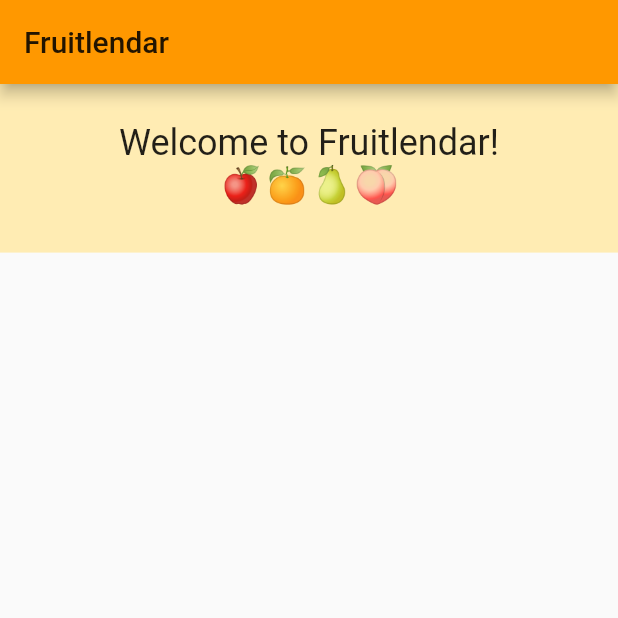
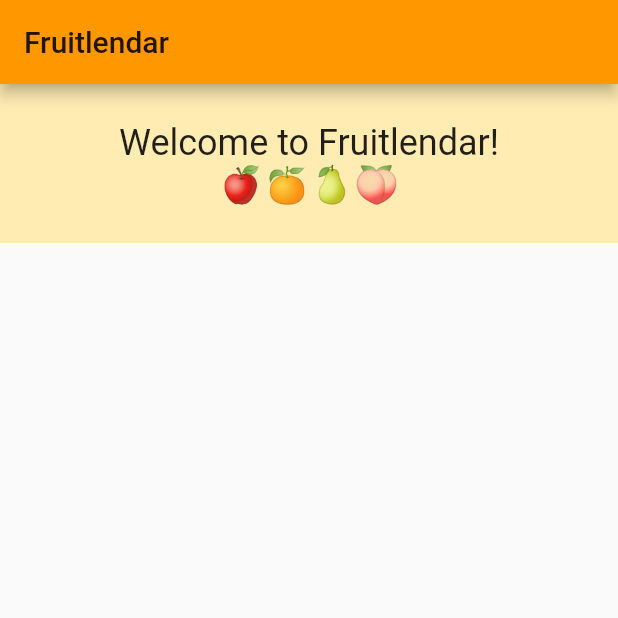
Before and after one commit to jennclee/fruitlendar, a Flutter app: the screen it shows after launch, on a phone screen of 412 x 824 dp, the top half of it. Run offline on Flutter 3.47's test engine with Material 2 defaults, Android fonts, the phone set to English and light mode, and no system bars.

Commit message:
Simplify hero section widget structure

```diff
--- a/lib/hero.dart
+++ b/lib/hero.dart
@@ -1,20 +1,8 @@
 import 'package:flutter/material.dart';
 
-class HeroSection extends StatelessWidget {
-  HeroSection({Key key, this.title}) : super(key: key);
-  final String title;
-
-  @override
-  Widget build(BuildContext context) {
-    return Center(
-        child: Flexible(
-            flex: 2,
-            fit: FlexFit.tight,
+Widget heroSection = Row(children: [
+  Expanded(
       child: Container(
-                constraints: BoxConstraints.expand(
-                  height: Theme.of(context).textTheme.headline4.fontSize * 1.1 +
-                      75.0,
-                ),
           padding: const EdgeInsets.all(25.0),
           color: Colors.amber[100],
           child: Text(
@@ -24,6 +12,5 @@ class HeroSection extends StatelessWidget {
               fontSize: 24,
               color: Colors.black87,
             ),
-                ))));
-  }
-}
+          )))
+]);
--- a/lib/main.dart
+++ b/lib/main.dart
@@ -32,10 +32,8 @@ class MyHomePage extends StatelessWidget {
         appBar: AppBar(
           title: Text(this.title),
         ),
-        body: Column(
-          children: <Widget>[
-            new HeroSection(),
-          ],
-        ));
+        body: Column(children: [
+          heroSection,
+        ]));
   }
 }
```
Lines whose indentation alone changed are shown as unchanged.
